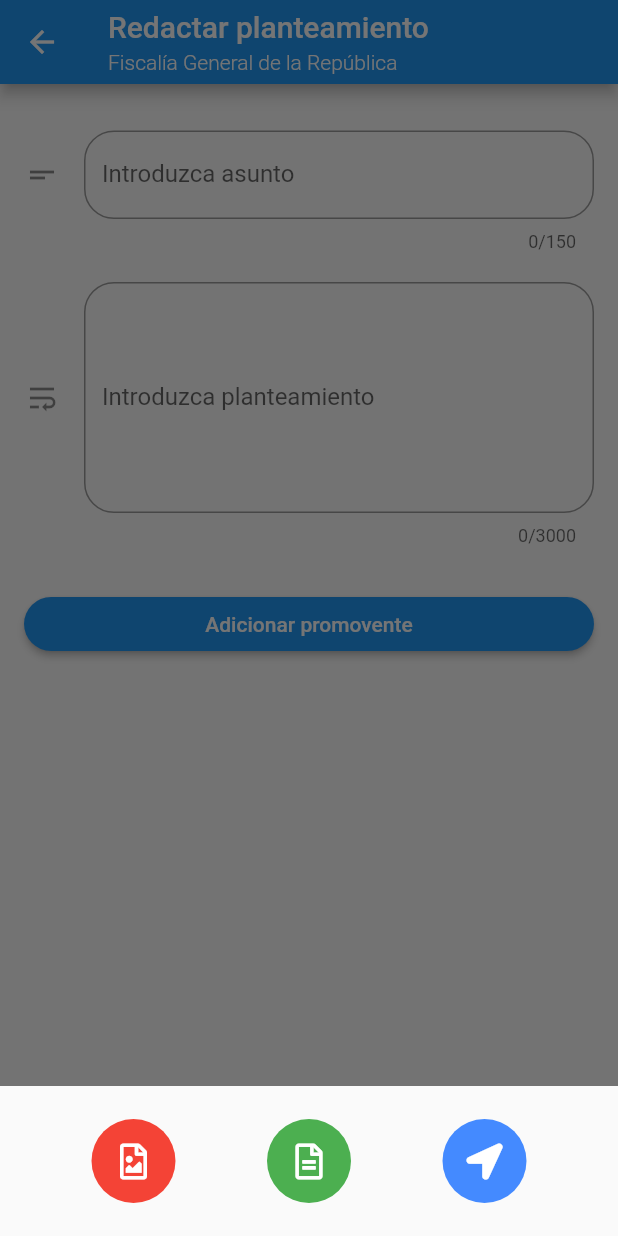
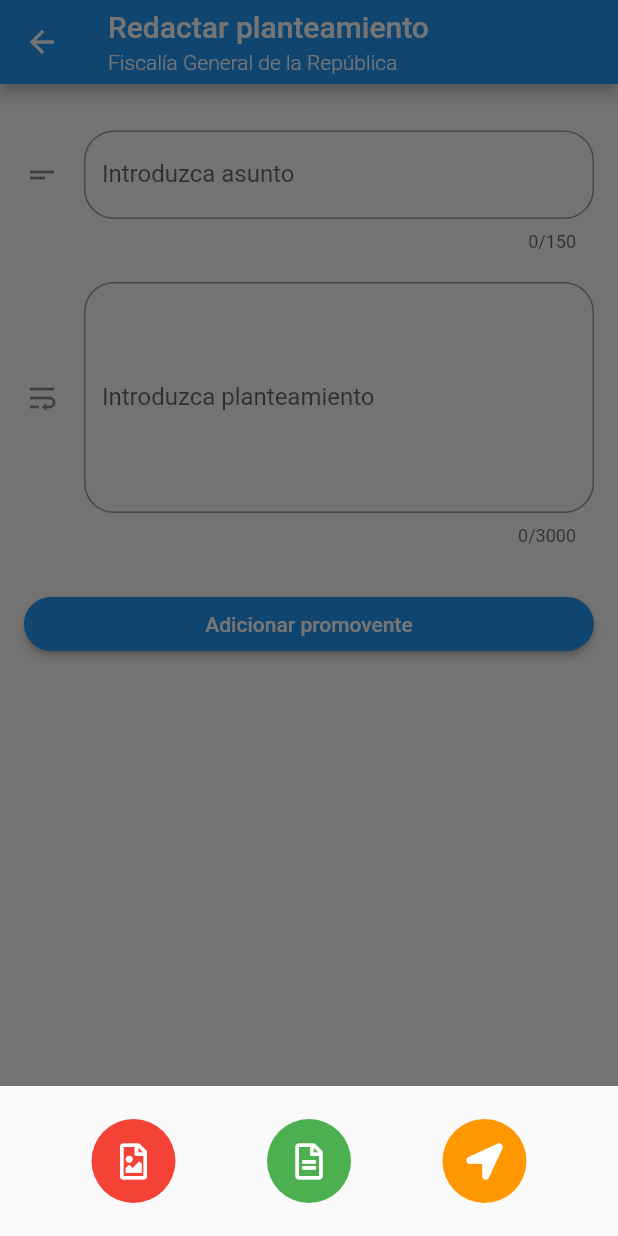
Before and after one commit to famarrero/flutter_civix, a Flutter app: the WriteStatementFgrPage screen opened by its route, after a tap on the "attach file" icon, on a phone screen of 412 x 824 dp. Run offline on Flutter 3.47's test engine with Material 2 defaults, Android fonts, the phone set to English and light mode, and no system bars; drawn by our look-alikes of oktoast; our stand-ins replace auto_route, bloc, dio, equatable, file_picker, flutter_bloc and 4 more.

Commit message:
-build showImage

```diff
--- a/lib/src/presentation/pages/fgr/write_statement_fgr/cubit/write_statement_fgr_state.dart
+++ b/lib/src/presentation/pages/fgr/write_statement_fgr/cubit/write_statement_fgr_state.dart
@@ -6,9 +6,7 @@ class WriteStatementFgrState extends Equatable {
   const WriteStatementFgrState({required this.stateOfFiles});
 
   factory WriteStatementFgrState.initial() =>
-      WriteStatementFgrState(
-          stateOfFiles: FileListState.initial()
-      );
+      WriteStatementFgrState(stateOfFiles: FileListState.initial());
 
   WriteStatementFgrState copyWith({FileListState? stateOfFiles}) {
     return WriteStatementFgrState(
@@ -23,26 +21,27 @@ class FileListState extends Equatable {
   final bool isLoading;
   final List<File> pickedFiles;
   final bool done;
+  final String? error;
 
   const FileListState(
-      {required this.isLoading, required this.pickedFiles, required this.done});
+      {required this.isLoading,
+      required this.pickedFiles,
+      required this.done,
+      this.error});
 
-  factory FileListState.initial() =>
-      FileListState(
-        isLoading: false,
-        pickedFiles: [],
-        done: false,
-      );
+  factory FileListState.initial() => FileListState(
+      isLoading: false, pickedFiles: [], done: false, error: null);
 
   FileListState copyWith(
-      {bool? isLoading, List<File>? pickedFiles, bool? done}) {
+      {bool? isLoading, List<File>? pickedFiles, bool? done, String? error}) {
     return FileListState(
       isLoading: isLoading ?? this.isLoading,
       pickedFiles: pickedFiles ?? this.pickedFiles,
       done: done ?? this.done,
+      error: error ?? this.error,
     );
   }
 
   @override
-  List<Object?> get props => [isLoading, pickedFiles, done];
+  List<Object?> get props => [isLoading, pickedFiles, done, error];
 }
--- a/lib/src/presentation/pages/fgr/write_statement_fgr/write_statement_fgr_page.dart
+++ b/lib/src/presentation/pages/fgr/write_statement_fgr/write_statement_fgr_page.dart
@@ -1,5 +1,8 @@
+import 'dart:io';
+
 import 'package:flutter/material.dart';
 import 'package:flutter/services.dart';
+import 'package:flutter/widgets.dart';
 import 'package:flutter_bloc/flutter_bloc.dart';
 import 'package:flutter_civix/src/domain/entities/promovente_fgr.dart';
 import 'package:flutter_civix/src/injector.dart';
@@ -8,6 +11,7 @@ import 'package:flutter_civix/src/presentation/pages/fgr/write_statement_fgr/cub
 import 'package:flutter_civix/src/presentation/widgets/dialog_progress_widget.dart';
 import 'package:font_awesome_flutter/font_awesome_flutter.dart';
 import 'package:oktoast/oktoast.dart';
+import 'package:provider/provider.dart';
 
 class WriteStatementFgrPage extends StatefulWidget {
   @override
@@ -30,6 +34,12 @@ class _WriteStatementFgrPageState extends State<WriteStatementFgrPage> {
     setState(() {
       _promoters.removeAt(index);
     });
+  }
+
+  _deleteFile(int index) {
+    // setState(() {
+    // Provider.of(context).watch<WriteStatementFgrCubit>().deleteFile(index);
+    // });
   }
 
   @override
@@ -65,6 +75,12 @@ class _WriteStatementFgrPageState extends State<WriteStatementFgrPage> {
         }
         if (state.stateOfFiles.done) {
           Navigator.of(context).pop();
+        }
+        if (state.stateOfFiles.error != null) {
+          showToast('No image tacked',
+              duration: Duration(seconds: 2),
+              position: ToastPosition.bottom,
+              backgroundColor: Colors.black.withOpacity(0.4));
         }
       }, builder: (context, state) {
         return Padding(
@@ -133,7 +149,8 @@ class _WriteStatementFgrPageState extends State<WriteStatementFgrPage> {
                         S().addPromoter,
                         style: TextStyle(color: Colors.white),
                       ),
-                    )
+                    ),
+                    _ShowFiles(state.stateOfFiles.pickedFiles)
                   ],
                 ),
               ),
@@ -153,7 +170,7 @@ class _WriteStatementFgrPageState extends State<WriteStatementFgrPage> {
                       tooltip: S().attachments,
                       onPressed: () {
                         showModalBottomSheet(
-                          elevation: 0,
+                            elevation: 0,
                             context: context,
                             builder: (_) {
                               return Container(
@@ -164,31 +181,54 @@ class _WriteStatementFgrPageState extends State<WriteStatementFgrPage> {
                                   children: [
                                     FloatingActionButton(
                                       heroTag: 'gallery',
-                                      backgroundColor: Colors.red,
                                       tooltip: S().gallery,
-                                      onPressed: () {},
+                                      backgroundColor: (state.stateOfFiles
+                                                  .pickedFiles.length <
+                                              3)
+                                          ? Colors.red
+                                          : Colors.black.withOpacity(0.1),
+                                      onPressed: (state.stateOfFiles.pickedFiles
+                                                  .length <
+                                              3)
+                                          ? () => BlocProvider.of<
+                                                      WriteStatementFgrCubit>(
+                                                  context)
+                                              .getImageFormCamera()
+                                          : null,
                                       elevation: 0,
                                       child: Icon(FontAwesomeIcons.fileImage),
                                     ),
                                     FloatingActionButton(
                                       heroTag: 'documents',
-                                      backgroundColor: Colors.green,
                                       tooltip: S().document,
-                                      onPressed: () => BlocProvider.of<
-                                              WriteStatementFgrCubit>(context)
-                                          .takeImageFormCamera(),
+                                      backgroundColor: (state.stateOfFiles
+                                                  .pickedFiles.length <
+                                              3)
+                                          ? Colors.green
+                                          : Colors.black.withOpacity(0.1),
+                                      onPressed: (state.stateOfFiles.pickedFiles
+                                                  .length <
+                                              3)
+                                          ? () => BlocProvider.of<
+                                                      WriteStatementFgrCubit>(
+                                                  context)
+                                              .getImageFormCamera()
+                                          : null,
                                       elevation: 0,
                                       child: Icon(FontAwesomeIcons.fileAlt),
                                     ),
                                     FloatingActionButton(
                                       heroTag: 'location',
-                                      backgroundColor: Colors.blueAccent,
                                       tooltip: S().location,
-                                      onPressed: () => BlocProvider.of<
-                                              WriteStatementFgrCubit>(context)
-                                          .takeImageFormCamera(),
+                                      backgroundColor: Colors.orange,
+                                      onPressed: (state.stateOfFiles.pickedFiles
+                                                  .length <
+                                              3)
+                                          ? () {}
+                                          : null,
                                       elevation: 0,
-                                      child: Icon(FontAwesomeIcons.locationArrow),
+                                      child:
+                                          Icon(FontAwesomeIcons.locationArrow),
                                     ),
                                   ],
                                 ),
@@ -200,11 +240,16 @@ class _WriteStatementFgrPageState extends State<WriteStatementFgrPage> {
                     ),
                     FloatingActionButton(
                       heroTag: 'camera',
-                      backgroundColor: Colors.blue,
+                      backgroundColor:
+                          (state.stateOfFiles.pickedFiles.length < 3)
+                              ? Colors.blue
+                              : Colors.black.withOpacity(0.1),
                       tooltip: S().camera,
-                      onPressed: () =>
-                          BlocProvider.of<WriteStatementFgrCubit>(context)
-                              .takeImageFormCamera(),
+                      onPressed: (state.stateOfFiles.pickedFiles.length < 3)
+                          ? () =>
+                              BlocProvider.of<WriteStatementFgrCubit>(context)
+                                  .getImageFormCamera()
+                          : null,
                       elevation: 0,
                       child: Icon(FontAwesomeIcons.camera),
                     ),
@@ -237,6 +282,75 @@ class _WriteStatementFgrPageState extends State<WriteStatementFgrPage> {
     } else {
       print('Debe espscificar un asunto y planteamiento');
     }
+  }
+}
+
+class _ShowFiles extends StatelessWidget {
+  final List<File> files;
+
+  const _ShowFiles(this.files);
+
+  @override
+  Widget build(BuildContext context) {
+    return ListView.builder(
+        shrinkWrap: true,
+        physics: ClampingScrollPhysics(),
+        padding: EdgeInsets.all(4),
+        itemCount: files.length,
+        itemBuilder: (BuildContext context, int index) {
+          var file = files[index];
+          // if(file.path.endsWith(.webp))
+          return _buildImage(context, file, index);
+        });
+  }
+
+  _buildImage(context, file, index) {
+    return Padding(
+      padding: const EdgeInsets.all(8.0),
+      child: ClipRRect(
+        borderRadius: BorderRadius.circular(20),
+        child: Stack(
+          children: [
+            Container(
+                height: 90,
+                width: double.infinity,
+                decoration:
+                    BoxDecoration(borderRadius: BorderRadius.circular(20)),
+                child: Image.file(file, fit: BoxFit.cover)),
+            Positioned(
+              bottom: 0,
+              left: 0,
+              right: 0,
+              child: Container(
+                height: 40,
+                width: double.infinity,
+                decoration: BoxDecoration(
+                  color: Colors.black45,
+                ),
+                child: Row(
+                  mainAxisAlignment: MainAxisAlignment.end,
+                  children: [
+                    Text('1.5 MB',
+                        style: TextStyle(
+                            color: Colors.white, fontWeight: FontWeight.bold)),
+                    SizedBox(width: 10),
+                    InkWell(
+                        onTap: () {
+                          Provider.of<WriteStatementFgrCubit>(context,
+                                  listen: false)
+                              .deleteFile(index);
+                        },
+                        child: Icon(FontAwesomeIcons.trash,
+                            color: Colors.red, size: 20)),
+                    SizedBox(width: 10)
+                  ],
+                ),
+              ),
+            ),
+          ],
+        ),
+      ),
+    );
   }
 }
 
```
Also changed, not shown: lib/src/presentation/pages/fgr/write_statement_fgr/cubit/write_statement_fgr_cubit.dart (+15 -1 lines).
